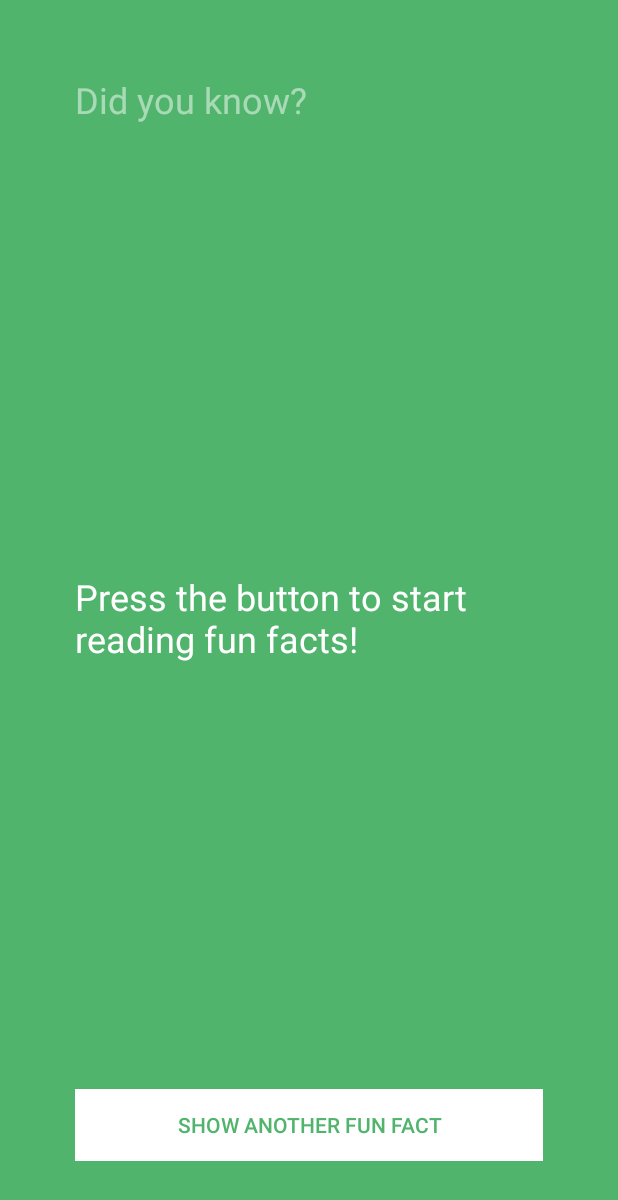
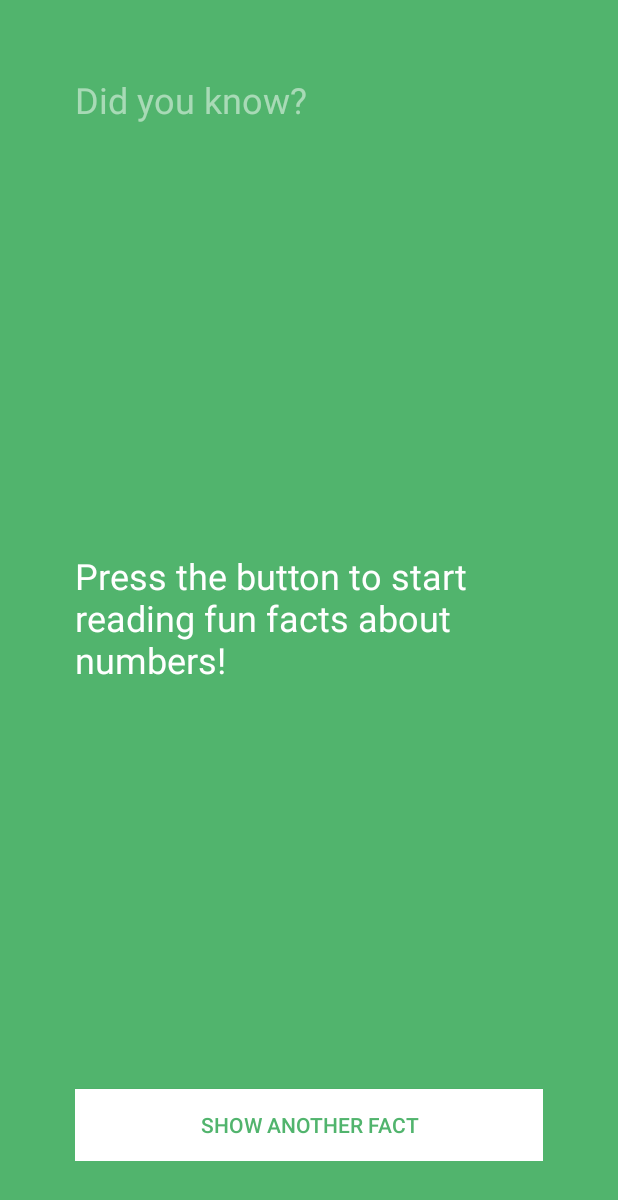
Before and after one commit to SeanKelleyx/FunFacts, an Android app: the screen it shows after launch (FunFactsActivity), on a phone screen of 412 x 824 dp. Shown: the top 1200 px of the screen. Run offline under Robolectric (Android 15) with nearby library versions, the phone set to English and light mode, and no system bars.

Commit message:
Tidying up, renamed app to number facts, set text view to preserve text on rotate of device

```diff
--- a/app/src/main/res/layout/activity_fun_facts.xml
+++ b/app/src/main/res/layout/activity_fun_facts.xml
@@ -21,8 +21,9 @@
     <TextView
         android:layout_width="wrap_content"
         android:layout_height="wrap_content"
-        android:text="Press the button to start reading fun facts!"
+        android:text="Press the button to start reading fun facts about numbers!"
         android:id="@+id/factTextView"
+        android:freezesText="true"
         android:layout_centerVertical="true"
         android:layout_alignParentLeft="true"
         android:layout_alignParentStart="true"
@@ -32,7 +33,7 @@
     <Button
         android:layout_width="match_parent"
         android:layout_height="wrap_content"
-        android:text="Show Another Fun Fact"
+        android:text="Show Another Fact"
         android:textColor="#ff51b46d"
         android:id="@+id/showFactButton"
         android:layout_alignParentBottom="true"
--- a/app/src/main/res/values/strings.xml
+++ b/app/src/main/res/values/strings.xml
@@ -1,5 +1,5 @@
 <resources>
-    <string name="app_name">FunFacts</string>
+    <string name="app_name">Number Facts</string>
 
     <string name="hello_world">Hello world!</string>
     <string name="action_settings">Settings</string>
```
Also changed, not shown: app/src/main/java/com/sean/funfacts/controller/FunFactsActivity.java (+2 -36 lines).
